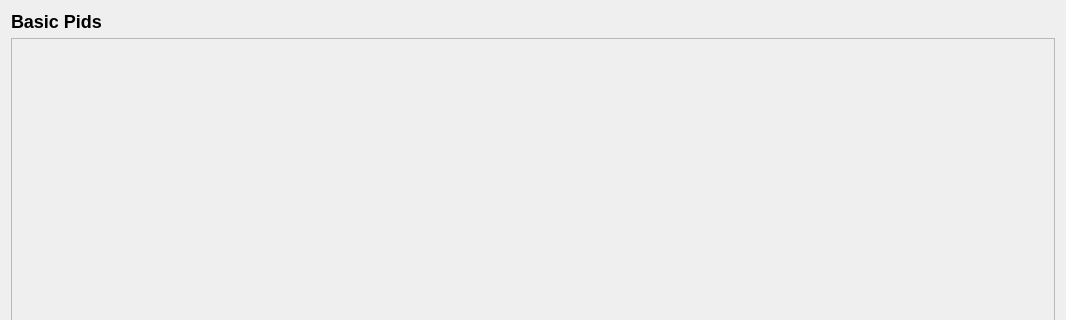
ArduPilot/apm_planner, file src/ui/configuration/BasicPidConfig.ui: the form before one commit; both pictures show x 0 to 1066 and y 0 to 320 of the 1066 by 687 pixel window.
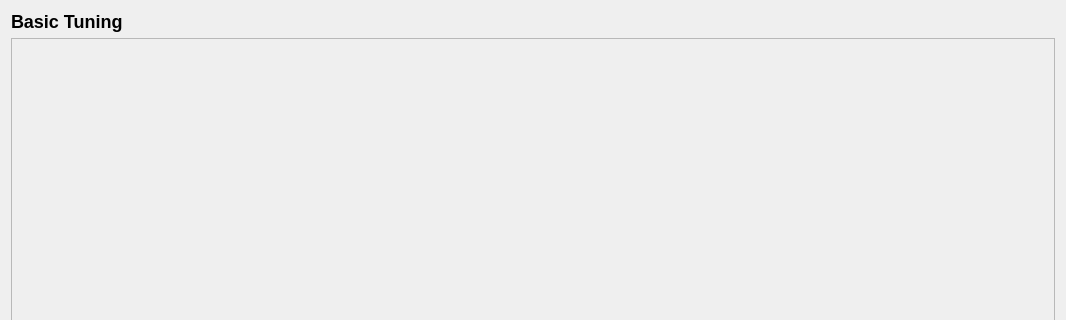
The form after the commit.

Commit message: Remove the PIDs part from Basic Tuning view

What changed in the file:
```diff
--- a/src/ui/configuration/BasicPidConfig.ui
+++ b/src/ui/configuration/BasicPidConfig.ui
@@ -17,7 +17,7 @@
    <item>
     <widget class="QLabel" name="label">
      <property name="text">
-      <string>&lt;h2&gt; Basic Pids&lt;/h2&gt;</string>
+      <string>&lt;h2&gt;Basic Tuning&lt;/h2&gt;</string>
      </property>
     </widget>
    </item>
```
Left out of the diff: 4 changed lines with no effect on the pictures. The commit also changes 1 other file.
